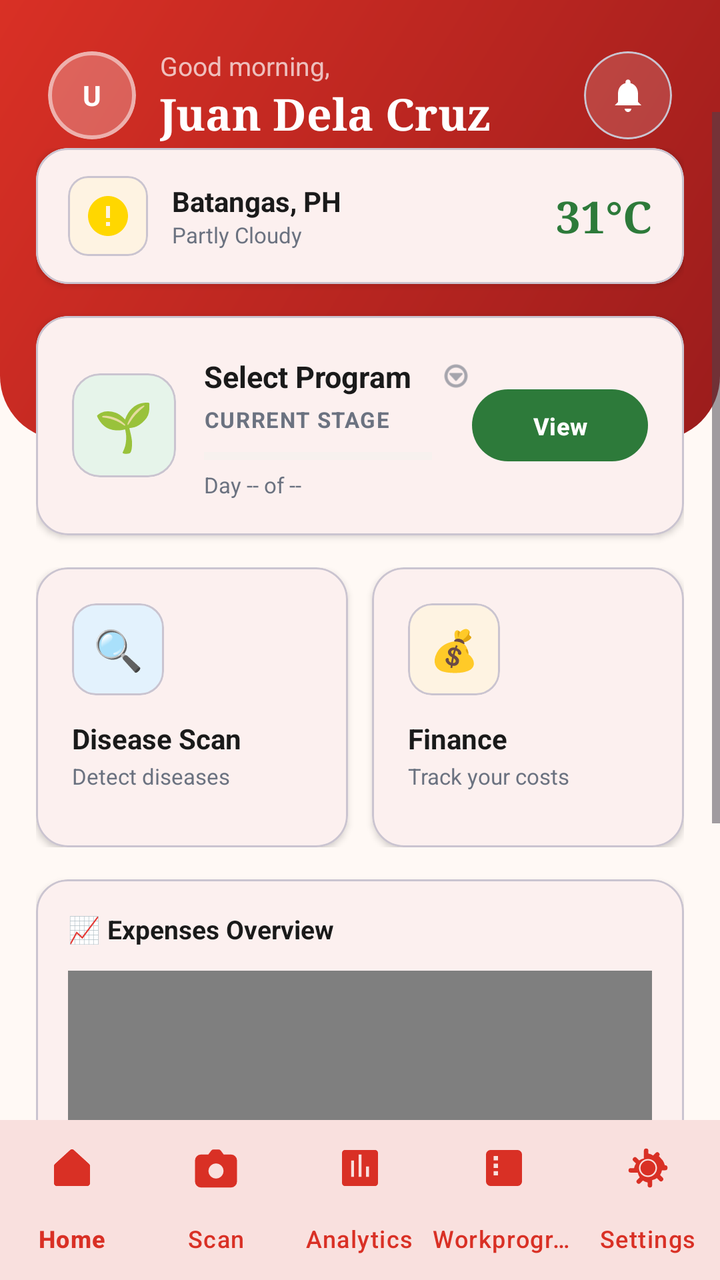
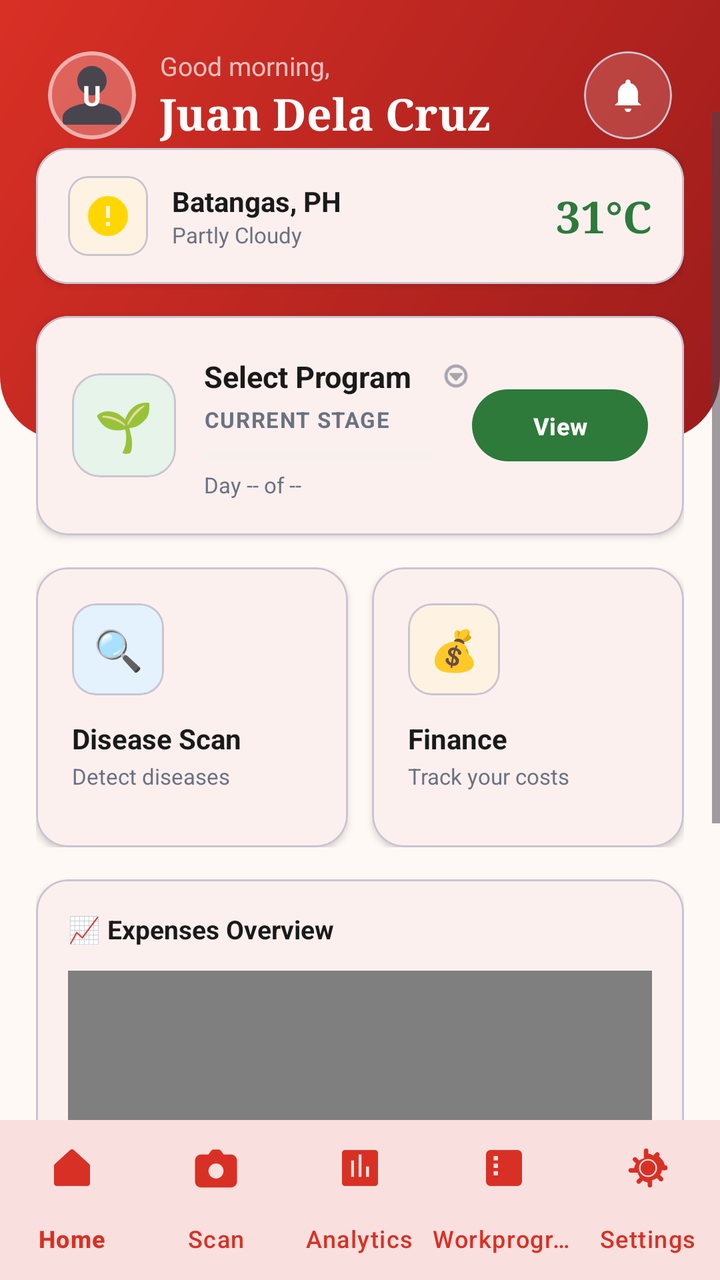

Compare the two renders of this Android layout. The source of the first and the diff that turns it into the second are given below.
<!-- AndroidManifest.xml: application theme Theme.TomatoApp -->
<!-- res/layout/activity_main.xml -->
<?xml version="1.0" encoding="utf-8"?>
<androidx.constraintlayout.widget.ConstraintLayout xmlns:android="http://schemas.android.com/apk/res/android"
    xmlns:app="http://schemas.android.com/apk/res-auto"
    xmlns:tools="http://schemas.android.com/tools"
    android:id="@+id/main"
    android:layout_width="match_parent"
    android:layout_height="match_parent"
    android:background="@color/cream"
    tools:context=".MainActivity">

    
    <View
        android:id="@+id/headerBackground"
        android:layout_width="match_parent"
        android:layout_height="220dp"
        android:background="@drawable/bg_home_header"
        app:layout_constraintTop_toTopOf="parent"
        app:layout_constraintStart_toStartOf="parent"
        app:layout_constraintEnd_toEndOf="parent" />

    <LinearLayout
        android:id="@+id/headerContent"
        android:layout_width="match_parent"
        android:layout_height="wrap_content"
        android:orientation="horizontal"
        android:padding="24dp"
        android:paddingTop="32dp"
        android:gravity="center_vertical"
        app:layout_constraintTop_toTopOf="parent"
        app:layout_constraintStart_toStartOf="parent"
        app:layout_constraintEnd_toEndOf="parent">

        <com.google.android.material.card.MaterialCardView
            android:id="@+id/profileCard"
            android:layout_width="44dp"
            android:layout_height="44dp"
            app:cardCornerRadius="22dp"
            app:cardElevation="0dp"
            app:cardBackgroundColor="#40FFFFFF"
            app:strokeWidth="2dp"
            app:strokeColor="#80FFFFFF"
            android:layout_marginEnd="12dp"
            android:clickable="true"
            android:focusable="true">
            <TextView
                android:id="@+id/userInitials"
                android:layout_width="match_parent"
                android:layout_height="match_parent"
                android:text="U"
                android:gravity="center"
                android:textColor="@color/white"
                android:textSize="14sp"
                android:textStyle="bold" />
        </com.google.android.material.card.MaterialCardView>

        <LinearLayout
            android:layout_width="0dp"
            android:layout_height="wrap_content"
            android:layout_weight="1"
            android:orientation="vertical">

            <TextView
                android:layout_width="wrap_content"
                android:layout_height="wrap_content"
                android:text="Good morning,"
                android:textColor="#B3FFFFFF"
                android:textSize="13sp" />

            <TextView
                android:id="@+id/userName"
                android:layout_width="wrap_content"
                android:layout_height="wrap_content"
                android:text="Juan Dela Cruz"
                android:textColor="@color/white"
                android:textSize="22sp"
                android:fontFamily="serif"
                android:textStyle="bold" />
        </LinearLayout>

        <com.google.android.material.card.MaterialCardView
            android:layout_width="44dp"
            android:layout_height="44dp"
            app:cardCornerRadius="22dp"
            app:cardElevation="0dp"
            app:cardBackgroundColor="#26FFFFFF">
            <ImageView
                android:id="@+id/notificationBellIcon"
                android:layout_width="match_parent"
                android:layout_height="match_parent"
                android:src="@drawable/ic_bell"
                android:padding="12dp"
                app:tint="@color/white" />
        </com.google.android.material.card.MaterialCardView>
    </LinearLayout>

    <ScrollView
        android:id="@+id/contentScrollView"
        android:layout_width="0dp"
        android:layout_height="0dp"
        android:clipToPadding="false"
        android:paddingBottom="40dp"
        android:layout_marginTop="-40dp"
        android:background="@android:color/transparent"
        app:layout_constraintTop_toBottomOf="@id/headerContent"
        app:layout_constraintBottom_toTopOf="@id/bottom_navigation"
        app:layout_constraintStart_toStartOf="parent"
        app:layout_constraintEnd_toEndOf="parent">

        <LinearLayout
            android:layout_width="match_parent"
            android:layout_height="wrap_content"
            android:orientation="vertical"
            android:padding="18dp"
            android:paddingBottom="120dp">

            
            <com.google.android.material.card.MaterialCardView
                android:id="@+id/weatherCard"
                android:layout_width="match_parent"
                android:layout_height="wrap_content"
                android:layout_marginBottom="16dp"
                app:cardCornerRadius="16dp"
                app:cardElevation="2dp"
                app:cardBackgroundColor="@color/white">

                <LinearLayout
                    android:layout_width="match_parent"
                    android:layout_height="wrap_content"
                    android:orientation="horizontal"
                    android:gravity="center_vertical"
                    android:paddingHorizontal="16dp"
                    android:paddingVertical="14dp">

                    <com.google.android.material.card.MaterialCardView
                        android:layout_width="40dp"
                        android:layout_height="40dp"
                        app:cardCornerRadius="10dp"
                        app:cardElevation="0dp"
                        app:cardBackgroundColor="@color/orange_light"
                        android:layout_marginEnd="12dp">
                        <ImageView
                            android:id="@+id/weatherIcon"
                            android:layout_width="match_parent"
                            android:layout_height="match_parent"
                            android:src="@drawable/ic_weather_clear"
                            android:padding="8dp"
                            android:scaleType="centerInside" />
                    </com.google.android.material.card.MaterialCardView>

                    <LinearLayout
                        android:layout_width="0dp"
                        android:layout_height="wrap_content"
                        android:layout_weight="1"
                        android:orientation="vertical">

                        <TextView
                            android:id="@+id/weatherLocation"
                            android:layout_width="match_parent"
                            android:layout_height="wrap_content"
                            android:text="Batangas, PH"
                            android:textSize="14sp"
                            android:textColor="@color/text"
                            android:textStyle="bold"
                            android:maxLines="1"
                            android:ellipsize="end" />

                        <TextView
                            android:id="@+id/weatherCondition"
                            android:layout_width="match_parent"
                            android:layout_height="wrap_content"
                            android:text="Partly Cloudy"
                            android:textSize="11sp"
                            android:textColor="@color/muted"
                            android:maxLines="2"
                            android:ellipsize="end" />
                    </LinearLayout>

                    <TextView
                        android:id="@+id/weatherTemp"
                        android:layout_width="wrap_content"
                        android:layout_height="wrap_content"
                        android:text="31°C"
                        android:textColor="@color/green"
                        android:fontFamily="serif"
                        android:textSize="22sp"
                        android:textStyle="bold" />
                </LinearLayout>
            </com.google.android.material.card.MaterialCardView>

            
            <com.google.android.material.card.MaterialCardView
                android:id="@+id/monitorCard"
                android:layout_width="match_parent"
                android:layout_height="wrap_content"
                android:layout_marginBottom="16dp"
                app:cardCornerRadius="16dp"
                app:cardElevation="2dp"
                app:cardBackgroundColor="@color/white">

                <LinearLayout
                    android:layout_width="match_parent"
                    android:layout_height="wrap_content"
                    android:orientation="horizontal"
                    android:gravity="center_vertical"
                    android:padding="18dp">

                    <com.google.android.material.card.MaterialCardView
                        android:layout_width="52dp"
                        android:layout_height="52dp"
                        app:cardCornerRadius="14dp"
                        app:cardElevation="0dp"
                        app:cardBackgroundColor="@color/green_light">
                        <TextView
                            android:layout_width="match_parent"
                            android:layout_height="match_parent"
                            android:text="🌱"
                            android:gravity="center"
                            android:textSize="24sp" />
                    </com.google.android.material.card.MaterialCardView>

                    <LinearLayout
                        android:layout_width="0dp"
                        android:layout_height="wrap_content"
                        android:layout_weight="1"
                        android:layout_marginStart="14dp"
                        android:orientation="vertical">

                        <LinearLayout
                            android:id="@+id/programSelector"
                            android:layout_width="match_parent"
                            android:layout_height="wrap_content"
                            android:orientation="horizontal"
                            android:gravity="center_vertical"
                            android:clickable="true"
                            android:focusable="true"
                            android:background="?attr/selectableItemBackground"
                            android:paddingVertical="2dp">

                            <TextView
                                android:id="@+id/activeCultivarName"
                                android:layout_width="0dp"
                                android:layout_height="wrap_content"
                                android:layout_weight="1"
                                android:text="Select Program"
                                android:textColor="@color/text"
                                android:textSize="15sp"
                                android:textStyle="bold"
                                android:maxLines="1"
                                android:ellipsize="end" />

                            <ImageView
                                android:layout_width="16dp"
                                android:layout_height="16dp"
                                android:src="@android:drawable/ic_menu_more"
                                android:layout_marginStart="4dp"
                                app:tint="@color/muted" />
                        </LinearLayout>

                        <TextView
                            android:id="@+id/activeStageName"
                            android:layout_width="wrap_content"
                            android:layout_height="wrap_content"
                            android:text="Current Stage"
                            android:textSize="11sp"
                            android:textStyle="bold"
                            android:textColor="@color/muted"
                            android:textAllCaps="true"
                            android:letterSpacing="0.05"
                            android:layout_marginTop="2dp" />

                        <ProgressBar
                            android:id="@+id/stageProgress"
                            style="?android:attr/progressBarStyleHorizontal"
                            android:layout_width="match_parent"
                            android:layout_height="6dp"
                            android:layout_marginTop="8dp"
                            android:layout_marginEnd="20dp"
                            android:progress="0"
                            android:progressTint="@color/green_accent"
                            android:progressBackgroundTint="@color/green_light" />

                        <TextView
                            android:id="@+id/activeDayCount"
                            android:layout_width="wrap_content"
                            android:layout_height="wrap_content"
                            android:text="Day -- of --"
                            android:textSize="11sp"
                            android:layout_marginTop="4dp"
                            android:textColor="@color/muted" />
                    </LinearLayout>

                    <com.google.android.material.button.MaterialButton
                        android:id="@+id/btnViewWorkprogram"
                        android:layout_width="wrap_content"
                        android:layout_height="36dp"
                        android:text="View"
                        android:background="@drawable/bg_pill_button_red"
                        app:backgroundTint="@color/green"
                        android:textColor="@color/white"
                        android:textSize="12sp"
                        android:textStyle="bold"
                        android:textAllCaps="false" />
                </LinearLayout>
            </com.google.android.material.card.MaterialCardView>

            
            <androidx.constraintlayout.widget.ConstraintLayout
                android:layout_width="match_parent"
                android:layout_height="wrap_content">

                <com.google.android.material.card.MaterialCardView
                    android:id="@+id/ipmCard"
                    android:layout_width="0dp"
                    android:layout_height="wrap_content"
                    android:minHeight="140dp"
                    android:clickable="true"
                    android:focusable="true"
                    android:layout_marginEnd="6dp"
                    app:cardCornerRadius="16dp"
                    app:cardElevation="2dp"
                    app:cardBackgroundColor="@color/white"
                    app:layout_constraintStart_toStartOf="parent"
                    app:layout_constraintEnd_toStartOf="@id/projectedIncomeCard"
                    app:layout_constraintTop_toTopOf="parent"
                    app:layout_constraintBottom_toBottomOf="parent">
                    
                    <LinearLayout
                        android:layout_width="match_parent"
                        android:layout_height="match_parent"
                        android:padding="18dp"
                        android:orientation="vertical">
                        
                        <com.google.android.material.card.MaterialCardView
                            android:layout_width="46dp"
                            android:layout_height="46dp"
                            app:cardCornerRadius="12dp"
                            app:cardElevation="0dp"
                            app:cardBackgroundColor="@color/blue_light"
                            android:layout_marginBottom="12dp">
                            <TextView
                                android:layout_width="match_parent"
                                android:layout_height="match_parent"
                                android:text="🔍"
                                android:gravity="center"
                                android:textSize="20sp" />
                        </com.google.android.material.card.MaterialCardView>
                        
                        <TextView
                            android:layout_width="wrap_content"
                            android:layout_height="wrap_content"
                            android:text="Disease Scan"
                            android:textColor="@color/text"
                            android:textSize="14sp"
                            android:textStyle="bold" />
                            
                        <TextView
                            android:layout_width="wrap_content"
                            android:layout_height="wrap_content"
                            android:text="Detect diseases"
                            android:textColor="@color/muted"
                            android:textSize="11sp"
                            android:layout_marginTop="2dp" />
                    </LinearLayout>
                </com.google.android.material.card.MaterialCardView>

                <com.google.android.material.card.MaterialCardView
                    android:id="@+id/projectedIncomeCard"
                    android:layout_width="0dp"
                    android:layout_height="wrap_content"
                    android:minHeight="140dp"
                    android:clickable="true"
                    android:focusable="true"
                    android:layout_marginStart="6dp"
                    app:cardCornerRadius="16dp"
                    app:cardElevation="2dp"
                    app:cardBackgroundColor="@color/white"
                    app:layout_constraintStart_toEndOf="@id/ipmCard"
                    app:layout_constraintEnd_toEndOf="parent"
                    app:layout_constraintTop_toTopOf="parent"
                    app:layout_constraintBottom_toBottomOf="parent">
                    
                    <LinearLayout
                        android:layout_width="match_parent"
                        android:layout_height="match_parent"
                        android:padding="18dp"
                        android:orientation="vertical">
                        
                        <com.google.android.material.card.MaterialCardView
                            android:layout_width="46dp"
                            android:layout_height="46dp"
                            app:cardCornerRadius="12dp"
                            app:cardElevation="0dp"
                            app:cardBackgroundColor="@color/orange_light"
                            android:layout_marginBottom="12dp">
                            <TextView
                                android:layout_width="match_parent"
                                android:layout_height="match_parent"
                                android:text="💰"
                                android:gravity="center"
                                android:textSize="20sp" />
                        </com.google.android.material.card.MaterialCardView>
                        
                        <TextView
                            android:layout_width="wrap_content"
                            android:layout_height="wrap_content"
                            android:text="Finance"
                            android:textColor="@color/text"
                            android:textSize="14sp"
                            android:textStyle="bold" />
                            
                        <TextView
                            android:layout_width="wrap_content"
                            android:layout_height="wrap_content"
                            android:text="Track your costs"
                            android:textColor="@color/muted"
                            android:textSize="11sp"
                            android:layout_marginTop="2dp" />
                    </LinearLayout>
                </com.google.android.material.card.MaterialCardView>
            </androidx.constraintlayout.widget.ConstraintLayout>

            
            <com.google.android.material.card.MaterialCardView
                android:id="@+id/expenseChartCard"
                android:layout_width="match_parent"
                android:layout_height="240dp"
                android:layout_marginTop="16dp"
                android:layout_marginBottom="16dp"
                app:cardCornerRadius="16dp"
                app:cardElevation="2dp"
                app:cardBackgroundColor="@color/white">

                <LinearLayout
                    android:layout_width="match_parent"
                    android:layout_height="match_parent"
                    android:orientation="vertical"
                    android:padding="16dp">

                    <TextView
                        android:layout_width="wrap_content"
                        android:layout_height="wrap_content"
                        android:text="📈 Expenses Overview"
                        android:textColor="@color/text"
                        android:textSize="13sp"
                        android:textStyle="bold"
                        android:layout_marginBottom="12dp" />

                    <com.github.mikephil.charting.charts.HorizontalBarChart
                        android:id="@+id/expensesBarChart"
                        android:layout_width="match_parent"
                        android:layout_height="match_parent" />
                </LinearLayout>
            </com.google.android.material.card.MaterialCardView>

            
            <androidx.cardview.widget.CardView android:id="@+id/wpsCard" android:layout_width="0dp" android:layout_height="0dp" android:visibility="gone" />
            <androidx.cardview.widget.CardView android:id="@+id/informationInterfaceCard" android:layout_width="0dp" android:layout_height="0dp" android:visibility="gone" />
            <ListView android:id="@+id/savedCultivarsListView" android:layout_width="match_parent" android:layout_height="0dp" android:visibility="gone" />
            <TextView android:id="@+id/savedCultivarsLabel" android:layout_width="wrap_content" android:layout_height="wrap_content" android:visibility="gone" />
        </LinearLayout>
    </ScrollView>

    <com.google.android.material.bottomnavigation.BottomNavigationView
        android:id="@+id/bottom_navigation"
        android:layout_width="match_parent"
        android:layout_height="wrap_content"
        android:background="@color/white"
        app:menu="@menu/menu_bottom_nav"
        app:itemIconTint="@color/nav_selected"
        app:itemTextColor="@color/nav_selected"
        app:labelVisibilityMode="labeled"
        app:elevation="16dp"
        app:layout_constraintBottom_toBottomOf="parent"
        app:layout_constraintStart_toStartOf="parent"
        app:layout_constraintEnd_toEndOf="parent" />

</androidx.constraintlayout.widget.ConstraintLayout>
<!-- resources referenced by this layout -->
<resources>
  <color name="blue_light">#E3F2FD</color>
  <color name="cream">#FFF9F5</color>
  <color name="green">#2D7A3A</color>
  <color name="green_accent">#3DBE5A</color>
  <color name="green_light">#E6F4EA</color>
  <color name="muted">#6B7280</color>
  <color name="nav_selected">#D93025</color>
  <color name="orange_light">#FEF3E2</color>
  <color name="text">#1A1A1A</color>
  <color name="white">#FFFFFFFF</color>
  <!-- drawable bg_home_header (drawable) -->
  <?xml version="1.0" encoding="utf-8"?>
  <shape xmlns:android="http://schemas.android.com/apk/res/android">
      <gradient
          android:angle="315"
          android:endColor="@color/red_dark"
          android:startColor="@color/red"
          android:type="linear" />
      <corners
          android:bottomLeftRadius="32dp"
          android:bottomRightRadius="32dp" />
  </shape>
  <!-- drawable bg_pill_button_red (drawable) -->
  <?xml version="1.0" encoding="utf-8"?>
  <ripple xmlns:android="http://schemas.android.com/apk/res/android"
      android:color="#40FFFFFF">
      <item>
          <shape>
              <solid android:color="@color/red" />
              <corners android:radius="999dp" />
          </shape>
      </item>
  </ripple>
  <!-- drawable ic_bell (drawable) -->
  <?xml version="1.0" encoding="utf-8"?>
  <vector xmlns:android="http://schemas.android.com/apk/res/android"
      android:width="24dp"
      android:height="24dp"
      android:viewportWidth="24"
      android:viewportHeight="24"
      android:tint="?attr/colorControlNormal">
      
      <path
          android:fillColor="@android:color/white"
          android:pathData="M12,22c1.1,0 2,-0.9 2,-2h-4c0,1.1 0.9,2 2,2z"/>
      
      <path
          android:fillColor="@android:color/white"
          android:pathData="M18,16v-5c0,-3.07 -1.64,-5.64 -4.5,-6.32V4c0,-0.83 -0.67,-1.5 -1.5,-1.5S10.5,3.17 10.5,4v0.68C7.64,5.36 6,7.93 6,11v5l-2,2h16l-2,-2z"/>
  </vector>
  <!-- drawable ic_weather_clear (drawable) -->
  <?xml version="1.0" encoding="utf-8"?>
  <vector xmlns:android="http://schemas.android.com/apk/res/android"
      android:width="24dp"
      android:height="24dp"
      android:viewportWidth="24"
      android:viewportHeight="24">
      <path
          android:fillColor="#FFD700"
          android:pathData="M12,2C6.48,2 2,6.48 2,12s4.48,10 10,10 10,-4.48 10,-10S17.52,2 12,2zM13,17h-2v-2h2v2zM13,13h-2L11,7h2v6z"/>
  </vector>
  <style name="Theme.TomatoApp" parent="Base.Theme.TomatoApp" />
  <color name="red_dark">#9B1C1C</color>
  <color name="red">#D93025</color>
  <style name="Base.Theme.TomatoApp" parent="Theme.Material3.DayNight.NoActionBar">
          
          <item name="colorPrimary">@color/tomato_red</item>
          <item name="colorOnPrimary">@color/white</item>
          <item name="colorSecondary">@color/fresh_green</item>
          <item name="colorOnSecondary">@color/white</item>
          <item name="colorSurface">@color/surface</item>
          <item name="colorOnSurface">@color/text_primary</item>
          <item name="colorError">@color/error</item>
          <item name="android:windowBackground">@color/bg_light_gray</item>
      </style>
  <color name="tomato_red">#D93025</color>
  <color name="fresh_green">#3DBE5A</color>
  <color name="surface">#FFFFFF</color>
  <color name="text_primary">#1A1A1A</color>
  <color name="error">#D93025</color>
  <color name="bg_light_gray">#FFF9F5</color>
</resources>

<!-- the commit's change to res/layout/activity_main.xml (unified diff, before → after) -->
@@ -42,15 +42,28 @@
             android:layout_marginEnd="12dp"
             android:clickable="true"
             android:focusable="true">
-            <TextView
-                android:id="@+id/userInitials"
-                android:layout_width="match_parent"
-                android:layout_height="match_parent"
-                android:text="U"
-                android:gravity="center"
-                android:textColor="@color/white"
-                android:textSize="14sp"
-                android:textStyle="bold" />
+            <FrameLayout
+                android:layout_width="match_parent"
+                android:layout_height="match_parent">
+
+                <ImageView
+                    android:id="@+id/userAvatarImage"
+                    android:layout_width="match_parent"
+                    android:layout_height="match_parent"
+                    android:scaleType="centerCrop"
+                    android:src="@drawable/ic_person"
+                    android:contentDescription="User profile photo" />
+
+                <TextView
+                    android:id="@+id/userInitials"
+                    android:layout_width="match_parent"
+                    android:layout_height="match_parent"
+                    android:text="U"
+                    android:gravity="center"
+                    android:textColor="@color/white"
+                    android:textSize="14sp"
+                    android:textStyle="bold" />
+            </FrameLayout>
         </com.google.android.material.card.MaterialCardView>
 
         <LinearLayout
<!-- resource entries referenced after the edit -->
@@ -50,6 +50,18 @@
           android:fillColor="@android:color/white"
           android:pathData="M18,16v-5c0,-3.07 -1.64,-5.64 -4.5,-6.32V4c0,-0.83 -0.67,-1.5 -1.5,-1.5S10.5,3.17 10.5,4v0.68C7.64,5.36 6,7.93 6,11v5l-2,2h16l-2,-2z"/>
   </vector>
+  <!-- drawable ic_person (drawable) -->
+  <?xml version="1.0" encoding="utf-8"?>
+  <vector xmlns:android="http://schemas.android.com/apk/res/android"
+      android:width="24dp"
+      android:height="24dp"
+      android:viewportWidth="24"
+      android:viewportHeight="24"
+      android:tint="?attr/colorControlNormal">
+      <path
+          android:fillColor="@android:color/white"
+          android:pathData="M12,12c2.21,0 4,-1.79 4,-4s-1.79,-4 -4,-4 -4,1.79 -4,4 1.79,4 4,4zM12,14c-2.67,0 -8,1.34 -8,4v2h16v-2c0,-2.66 -5.33,-4 -8,-4z"/>
+  </vector>
   <!-- drawable ic_weather_clear (drawable) -->
   <?xml version="1.0" encoding="utf-8"?>
   <vector xmlns:android="http://schemas.android.com/apk/res/android"
